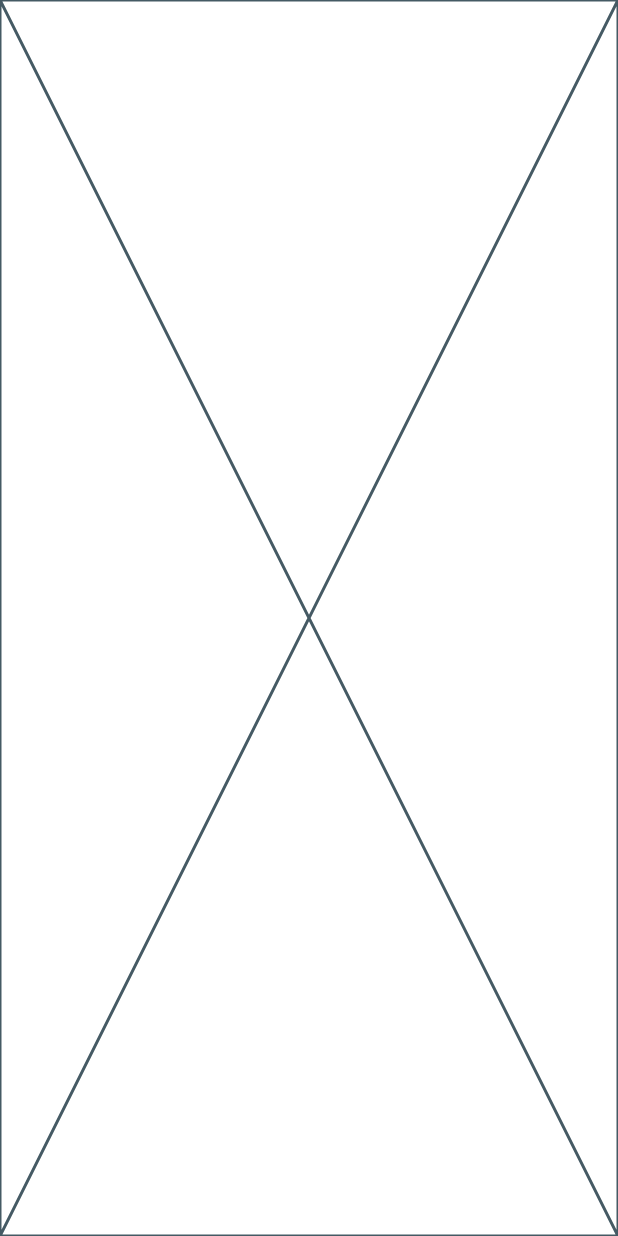
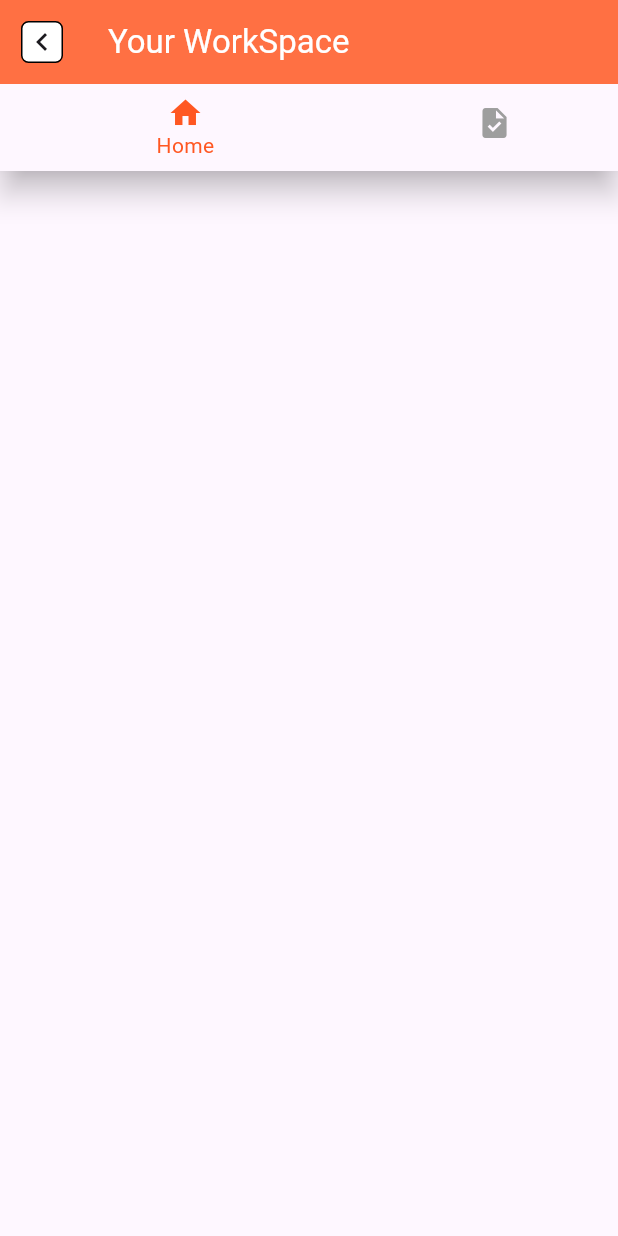
Before and after one commit to Suryansh160/ToDo_app, a Flutter app: the screen it shows after launch, after a tap on "Next", on a phone screen of 412 x 824 dp. Run offline on Flutter 3.47's test engine with Material 3 defaults, Android fonts, the phone set to English and light mode, and no system bars; our stand-ins replace google_fonts.

Commit message:
BottomNavigationBar used

```diff
--- a/lib/main.dart
+++ b/lib/main.dart
@@ -1,4 +1,5 @@
 import 'package:flutter/material.dart';
+import 'package:google_fonts/google_fonts.dart';
 
 import 'routes.dart';
 import 'screens/homeScreen.dart';
@@ -16,6 +17,10 @@ class MainApp extends StatelessWidget {
       theme: ThemeData(
         primarySwatch: Colors.deepOrange,
         primaryColor: Colors.deepOrange,
+        textTheme: TextTheme(
+          displayLarge: GoogleFonts.mulish(),
+          displayMedium: GoogleFonts.firaSans(),
+        ),
       ),
       initialRoute: '/home',
       onGenerateRoute: (settings) => AppRoutes.generateRoute(settings),
--- a/lib/screens/ToDoScreen.dart
+++ b/lib/screens/ToDoScreen.dart
@@ -1,4 +1,6 @@
 import 'package:flutter/material.dart';
+
+import '/main.dart';
 
 class ToDoScreen extends StatefulWidget {
   const ToDoScreen({super.key});
@@ -8,8 +10,54 @@ class ToDoScreen extends StatefulWidget {
 }
 
 class _ToDoScreenState extends State<ToDoScreen> {
+  int _selectedIndex = 0;
+
+  void _onItemTapped(int index) {
+    setState(() {
+      _selectedIndex = index;
+    });
+  }
+
+  // final List<Widget> _pages = [HomePage(), TaskPage()];
+
   @override
   Widget build(BuildContext context) {
-    return const Placeholder();
+    return Scaffold(
+      appBar: AppBar(
+        leading: IconButton(
+          onPressed: () {
+            Navigator.pop(context);
+          },
+          icon: Container(
+            padding: EdgeInsets.all(1),
+            decoration: BoxDecoration(
+              color: Colors.white,
+              border: Border.all(color: Colors.black, width: 1),
+              borderRadius: BorderRadius.circular(5),
+            ),
+            child: Icon(Icons.chevron_left),
+          ),
+        ),
+
+        title: Text('Your WorkSpace', style: TextStyle(color: Colors.white)),
+        backgroundColor: Colors.deepOrange[400],
+      ),
+      body: BottomNavigationBar(
+        backgroundColor: Colors.white,
+        type: BottomNavigationBarType.shifting,
+        selectedLabelStyle: TextStyle(color: Colors.black),
+        currentIndex: _selectedIndex,
+        onTap: _onItemTapped,
+        unselectedLabelStyle: TextStyle(color: Colors.black),
+        selectedItemColor: Colors.deepOrange,
+        unselectedItemColor: Colors.grey,
+        selectedFontSize: 14,
+        unselectedFontSize: 12,
+        items: const [
+          BottomNavigationBarItem(icon: Icon(Icons.home), label: 'Home'),
+          BottomNavigationBarItem(icon: Icon(Icons.task), label: 'Task'),
+        ],
+      ),
+    );
   }
 }
--- a/lib/screens/homeScreen.dart
+++ b/lib/screens/homeScreen.dart
@@ -24,14 +24,14 @@ class HomeScreen extends StatelessWidget {
           SizedBox(height: screenHeight * 0.03),
           Text(
             'Effortlessly',
-            style: GoogleFonts.mulish(
+            style: Theme.of(context).textTheme.displayLarge?.copyWith(
               fontSize: screenHeight * 0.042,
               fontWeight: FontWeight.w700,
             ),
           ),
           Text(
             'Organise Your Day',
-            style: GoogleFonts.mulish(
+            style: Theme.of(context).textTheme.displayLarge?.copyWith(
               fontSize: screenHeight * 0.042,
               fontWeight: FontWeight.w700,
             ),
@@ -39,7 +39,7 @@ class HomeScreen extends StatelessWidget {
           SizedBox(height: screenHeight * 0.005),
           Text(
             'Your productivity, simplified.',
-            style: GoogleFonts.firaSans(
+            style: Theme.of(context).textTheme.displayMedium?.copyWith(
               color: Colors.grey,
               fontSize: screenHeight * 0.024,
             ),
```
Also changed, not shown: lib/widgets/newTask.dart (added, +10 -0 lines).
